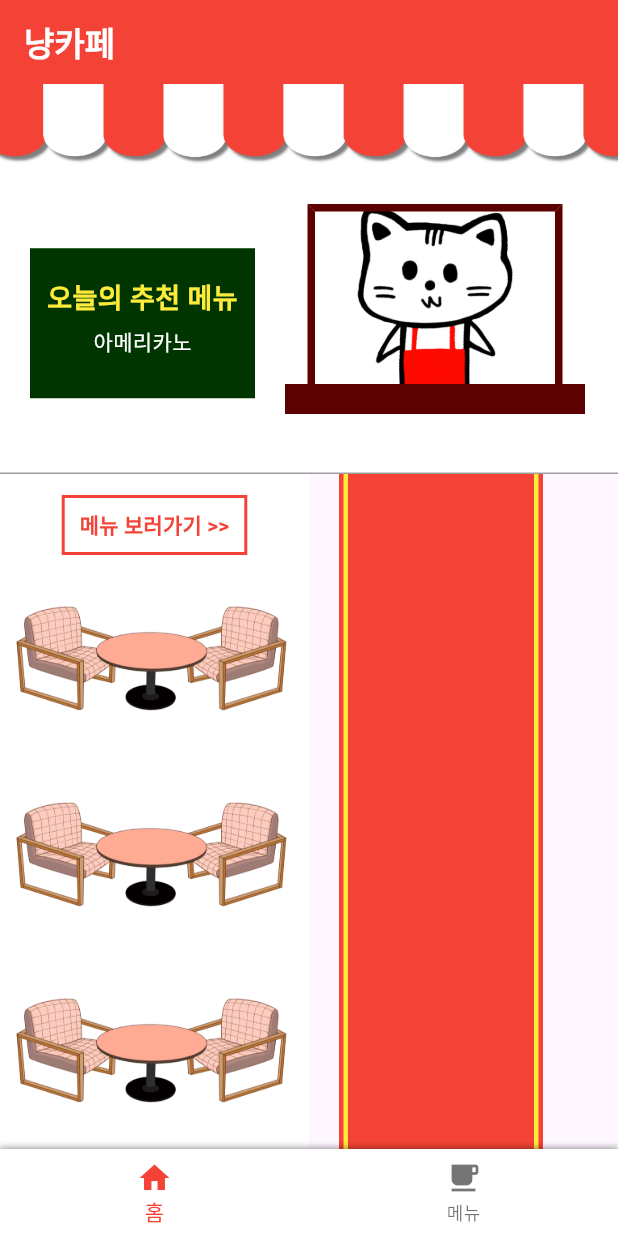
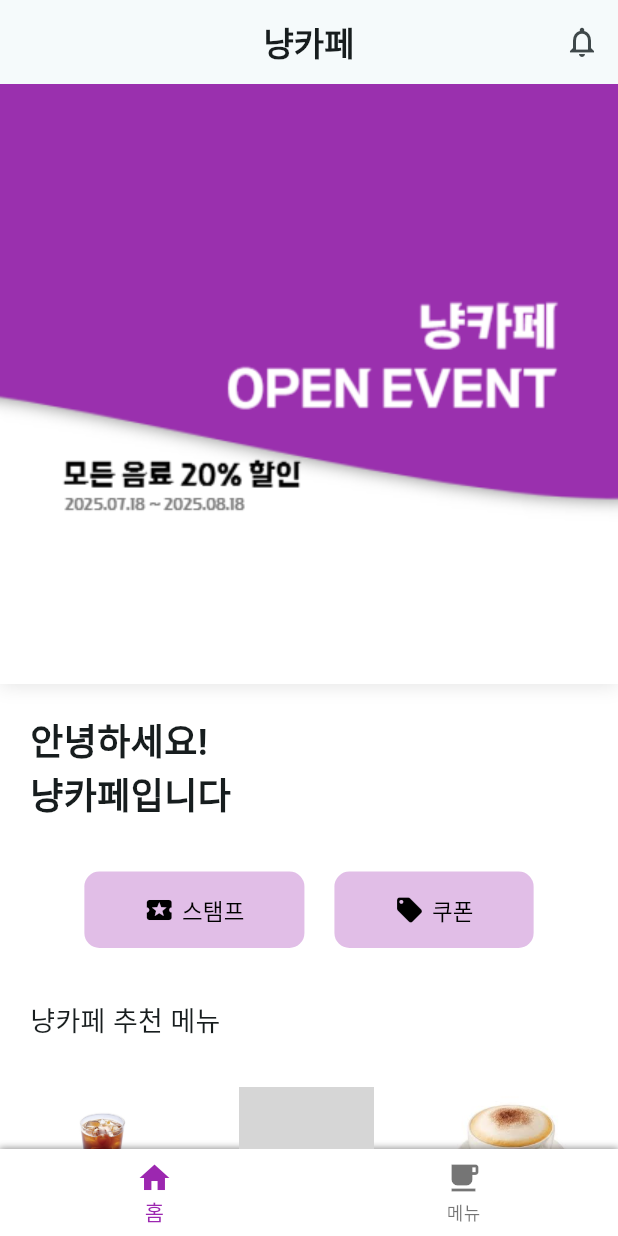
Before and after one commit to Jin-ouo/cafe_app, a Flutter app: the screen it shows after launch, on a phone screen of 412 x 824 dp. Run offline on Flutter 3.47's test engine with Material 3 defaults, Android fonts, the phone set to English and light mode, and no system bars; grey boxes are pictures that could not be loaded.

Commit message:
home update

```diff
--- a/lib/bottom_nav.dart
+++ b/lib/bottom_nav.dart
@@ -20,7 +20,7 @@
 
   @override
   Widget build(BuildContext context) {
-    List<Widget> _screen = [HomeScreen(onTabChange: changeTab), MenuScreen()];
+    List<Widget> _screen = [HomeScreen(), MenuScreen()];
 
     return Scaffold(
       body: _screen[_index],
@@ -38,7 +38,7 @@
         child: BottomNavigationBar(
           backgroundColor: Colors.white,
           currentIndex: _index,
-          selectedItemColor: Colors.red,
+          selectedItemColor: Colors.purple,
           unselectedItemColor: Colors.black54,
           onTap: (index) => setState(() {
             _index = index;
--- a/lib/home_screen.dart
+++ b/lib/home_screen.dart
@@ -1,240 +1,166 @@
 import 'package:flutter/material.dart';
 import 'dumi_data.dart';
-import 'dart:math';
-
 class HomeScreen extends StatefulWidget {
-  final Function(int) onTabChange;
-
-  const HomeScreen({super.key, required this.onTabChange});
+  const HomeScreen({super.key});
 
   @override
   State<HomeScreen> createState() => _HomeScreenState();
 }
 
-
 class _HomeScreenState extends State<HomeScreen> {
-  int coffeeIndex = 0;
+  late PageController _pageController;
+  final List<String> images = ['assets/home_img4.png', 'assets/home_img3.png'];
 
   @override
   void initState() {
+    // TODO: implement initState
     super.initState();
-    coffeeIndex = Random().nextInt(20);
+    _pageController = PageController();
+  }
+
+  @override
+  void dispose() {
+    // TODO: implement dispose
+    _pageController.dispose();
+    super.dispose();
   }
 
   @override
   Widget build(BuildContext context) {
     return Scaffold(
+      backgroundColor: Colors.white,
       appBar: AppBar(
-        title: Text(
-          '냥카페',
-          style: TextStyle(color: Colors.white, fontWeight: FontWeight.bold),
+        title: Text('냥카페', style: TextStyle(fontWeight: FontWeight.bold)),
+        centerTitle: true,
+        actions: [
+          IconButton(onPressed: () {}, icon: Icon(Icons.notifications_none)),
+        ],
       ),
-        backgroundColor: Colors.red,
+      body: SingleChildScrollView(
+        child: Column(
+          crossAxisAlignment: CrossAxisAlignment.start,
+          children: [
+            Container(
+              height: 400,
+              decoration: BoxDecoration(
+                boxShadow: [
+                  BoxShadow(
+                    color: Colors.grey.withOpacity(0.3),
+                    blurRadius: 10,
+                    offset: Offset(0, 1),
+                  ),
+                ],
+              ),
+              child: PageView.builder(
+                controller: _pageController,
+                itemCount: images.length,
+                itemBuilder: (context, index) {
+                  return Image.asset(
+                    images[index],
+                    fit: BoxFit.fitHeight,
+                    width: double.infinity,
+                  );
+                },
+              ),
+            ),
+            Container(
+              padding: EdgeInsets.all(20),
+              alignment: Alignment.centerLeft,
+              child: Text(
+                '안녕하세요!\n냥카페입니다',
+                style: TextStyle(fontWeight: FontWeight.bold, fontSize: 24),
+              ),
             ),
 
-
-      body: Column(
+            Container(
+              padding: EdgeInsets.symmetric(horizontal: 10, vertical: 15),
+              child: Row(
+                mainAxisAlignment: MainAxisAlignment.center,
                 children: [
-          // 가게 위 천막
-          Container(
-            width: MediaQuery.of(context).size.width,
-            height: 60,
-            decoration: BoxDecoration(
-              image: DecorationImage(
-                image: AssetImage('assets/home_img0.png'),
-                fit: BoxFit.cover,
+                  TextButton(
+                    onPressed: () {},
+                    style: TextButton.styleFrom(
+                      padding: EdgeInsets.symmetric(
+                        horizontal: 40,
+                        vertical: 15,
                       ),
+                      shape: RoundedRectangleBorder(
+                        borderRadius: BorderRadius.circular(10),
                       ),
+                      backgroundColor: Colors.purple.withOpacity(0.3),
                     ),
-          // 가게 앞면
-          Container(
-            width: MediaQuery.of(context).size.width,
-            height: 200,
-            // 구분 선
-            decoration: BoxDecoration(
-              color: Colors.white,
-              border: Border(bottom: BorderSide(color: Colors.grey, width: 1)),
-            ),
-            // 오늘의 추천 메뉴
                     child: Row(
+                      mainAxisSize: MainAxisSize.min,
                       children: [
-                // 칠판
-                Container(
-                  padding: EdgeInsets.all(20),
-                  child: Container(
-                    height: 100,
-                    width: 150,
-                    color: Color(0xFF003500),
-                    // 추천메뉴 글자
-                    child: Column(
-                      children: [
-                        SizedBox(height: 20),
-                        Text(
-                          '오늘의 추천 메뉴',
-                          style: TextStyle(
-                            color: Colors.yellow,
-                            fontWeight: FontWeight.bold,
-                            fontSize: 18,
-                          ),
-                        ),
-                        SizedBox(height: 5),
-                        Text(dummyCoffee[coffeeIndex]['name'], style: TextStyle(color: Colors.white)),
+                        Icon(Icons.local_activity, size: 20),
+                        SizedBox(width: 5),
+                        Text('스탬프', style: TextStyle(fontSize: 15)),
                       ],
                     ),
                   ),
+                  SizedBox(width: 20),
+                  TextButton(
+                    onPressed: () {},
+                    style: TextButton.styleFrom(
+                      padding: EdgeInsets.symmetric(
+                        horizontal: 40,
+                        vertical: 15,
                       ),
-                // 고양이 그림
-                Container(
-                  padding: EdgeInsets.symmetric(vertical: 20),
-                  child: Column(
+                      shape: RoundedRectangleBorder(
+                        borderRadius: BorderRadius.circular(10),
+                      ),
+                      backgroundColor: Colors.purple.withOpacity(0.3),
+                    ),
+                    child: Row(
+                      mainAxisSize: MainAxisSize.min,
                       children: [
-                      // 고양이
-                      Container(
-                        decoration: BoxDecoration(
-                          color: Colors.white,
-                          border: Border(
-                            left: BorderSide(
-                              color: Color(0xFF5C0000),
-                              width: 5,
-                            ),
-                            top: BorderSide(color: Color(0xFF5C0000), width: 5),
-                            right: BorderSide(
-                              color: Color(0xFF5C0000),
-                              width: 5,
-                            ),
-                          ),
-                          image: DecorationImage(
-                            image: AssetImage('assets/nyang.png'),
-                            fit: BoxFit.contain,
-                            alignment: Alignment.bottomCenter,
-                          ),
-                        ),
-                        height: 120,
-                        width: 170,
-                      ),
-                      Container(
-                        height: 20,
-                        width: 200,
-                        color: Color(0xFF5C0000),
-                      ),
+                        Icon(Icons.local_offer, size: 20),
+                        SizedBox(width: 5),
+                        Text('쿠폰', style: TextStyle(fontSize: 15)),
                       ],
                     ),
                   ),
                 ],
               ),
             ),
-          //   가게 안
-          Expanded(
-            child: Container(
-              width: MediaQuery.of(context).size.width,
-              child: Row(
-                mainAxisSize: MainAxisSize.min,
+            Container(
+              padding: EdgeInsets.all(20),
+              child: Text('냥카페 추천 메뉴', style: TextStyle(fontSize: 18)),
+            ),
+
+            Container(
+              height: 160,
+              child: ListView.builder(
+                  scrollDirection: Axis.horizontal,
+                  itemCount: 5,
+                  itemBuilder: (context, index){
+                    final coffee = dummyCoffee[index];
+
+                    return Container(
+                      width: 120,
+                      margin: EdgeInsets.symmetric(horizontal: 8),
+                      child: TextButton(onPressed: (){},
+                          child: Column(
+                            mainAxisAlignment: MainAxisAlignment.center,
                             children: [
-                  //   왼쪽 테이블
-                  Expanded(
-                    flex: 1,
-                    child: Container(
-                      color: Colors.white,
-                      child: Container(
-                        child: Column(
-                          mainAxisSize: MainAxisSize.min,
-                          children: [
-                            SizedBox(height: 10,),
-                            // 메뉴 보러가기
-                            TextButton(
-                                style: TextButton.styleFrom(
-                                    backgroundColor: Colors.white,
-                                    foregroundColor: Colors.red,
-                                    shape: RoundedRectangleBorder(
-                                      borderRadius: BorderRadius.circular(0),
-                                      side: BorderSide(color: Colors.red, width: 2),
-                                    )
-                                ),
-                                onPressed: () => widget.onTabChange(1),
-                                child: Text('메뉴 보러가기 >>',style: TextStyle(fontWeight: FontWeight.bold),)
-                            ),
-                            // 테이블 3개
-                            Expanded(
-                              flex: 1,
-                              child: Container(
-                                decoration: BoxDecoration(
-                                  image: DecorationImage(
-                                    image: AssetImage('assets/home_img1.png'),
-                                    fit: BoxFit.scaleDown,
+                              ClipOval(
+                                child: Image.asset(coffee['image'],
+                                width: 90,
+                                  height: 90,
+                                  fit: BoxFit.cover,
                                 ),
                               ),
-                              ),
-                            ),
-                            Expanded(
-                              flex: 1,
-                              child: Container(
-                                decoration: BoxDecoration(
-                                  image: DecorationImage(
-                                    image: AssetImage('assets/home_img1.png'),
-                                    fit: BoxFit.scaleDown,
-                                  ),
-                                ),
-                              ),
-                            ),
-                            Expanded(
-                              flex: 1,
-                              child: Container(
-                                decoration: BoxDecoration(
-                                  image: DecorationImage(
-                                    image: AssetImage('assets/home_img1.png'),
-                                    fit: BoxFit.scaleDown,
-                                  ),
-                                ),
-                              ),
-                            ),
+                              SizedBox(height: 8,),
+                              Text(coffee['name'], textAlign: TextAlign.center,),
+                              Text('${coffee['price']}원'),
                             ],
                           ),
                       ),
-                    ),
-                  ),
-                  //   오른쪽 길
-                  Expanded(
-                    flex: 1,
-                    child: Stack(
-                      children: [
-                        Positioned(
-                          top: 0,
-                          left: 20,
-                          right: 50,
-                          child: Container(
-                            height:MediaQuery.of(context).size.height,
-                            color: Colors.red, // 여기로 옮김
-                          ),
-                        ),
-
-                        Positioned(
-                          top: 0,
-                          left: 23,
-                          right: 53,
-                          child: Container(
-                            height:MediaQuery.of(context).size.height,
-                            color: Colors.yellow, // 여기로 옮김
-                          ),
-                        ),
-
-                        Positioned(
-                          top: 0,
-                          left: 26,
-                          right: 56,
-                          child: Container(
-                            height:MediaQuery.of(context).size.height,
-                            color: Colors.red, // 여기로 옮김
-                          ),
-                        ),
+                    );
+                  }),
+            )
           ],
         ),
-                  ),
-
-                ],
-              ),
-            ),
-          ),
-        ],
       ),
     );
   }
--- a/lib/main.dart
+++ b/lib/main.dart
@@ -12,9 +12,15 @@
   @override
   Widget build(BuildContext context) {
     return MaterialApp(
+      debugShowCheckedModeBanner: false,
       title: 'Flutter Demo',
       theme: ThemeData(
-        colorScheme: ColorScheme.fromSeed(seedColor: Colors.deepPurple),
+        colorScheme: ColorScheme.fromSeed(seedColor: Colors.white),
+        textButtonTheme: TextButtonThemeData(
+          style: TextButton.styleFrom(
+            foregroundColor: Colors.black,
+          ),
+        ),
       ),
       home: BottomNav(),
     );
--- a/lib/menu_screen.dart
+++ b/lib/menu_screen.dart
@@ -67,7 +67,7 @@
       width: 200,
       decoration: BoxDecoration(
         boxShadow: [BoxShadow(
-            color: Colors.red.withOpacity(0.3),
+            color: Colors.purple.withOpacity(0.3),
             blurRadius: 3,
           spreadRadius: 2,
           offset: Offset(0, 0),
@@ -116,7 +116,7 @@
             Container(
               decoration: BoxDecoration(
                 border: Border(
-                  bottom: BorderSide(color: index == 0 ? Colors.red : Colors.white, width: 4),
+                  bottom: BorderSide(color: index == 0 ? Colors.purple : Colors.white, width: 4),
                 ),
               ),
               child: TextButton(
@@ -129,12 +129,12 @@
                       index = 0;
                     });
                   },
-                  child: Text('커피/음료', style: TextStyle(color: index == 0 ? Colors.red : Colors.black,),)
+                  child: Text('커피/음료', style: TextStyle(color: index == 0 ? Colors.purple : Colors.black,),)
               ),
             ),
             Container(
               decoration: BoxDecoration(
-                border: Border(bottom: BorderSide(color: index == 1 ? Colors.red : Colors.white, width: 4))
+                border: Border(bottom: BorderSide(color: index == 1 ? Colors.purple : Colors.white, width: 4))
               ),
               child: TextButton(
                 style: TextButton.styleFrom(
@@ -145,7 +145,7 @@
                       index = 1;
                     });
                   },
-                  child: Text('케이크', style: TextStyle(color: index == 1 ? Colors.red : Colors.black),)
+                  child: Text('케이크', style: TextStyle(color: index == 1 ? Colors.purple : Colors.black),)
               ),
             )
 
```
Also changed, not shown: assets/home_img3.png (added), assets/home_img4.png (added). Lines whose indentation alone changed are shown as unchanged.
